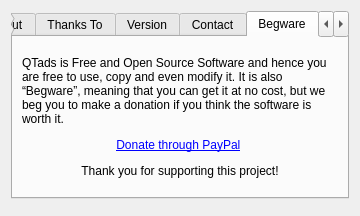
realnc/qtads, file src/aboutqtadsdialog.ui: the form before one commit.
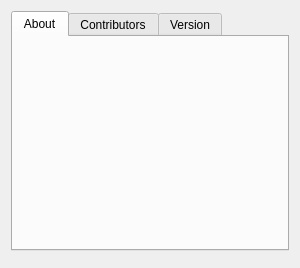
The form after the commit. The open tabs and pages were chosen to show the change. Icons and pictures are not drawn.

Commit message: Simplify the "about" dialog

The edit to the form file:
```diff
--- a/src/aboutqtadsdialog.ui
+++ b/src/aboutqtadsdialog.ui
@@ -25,17 +25,7 @@
           </sizepolicy>
          </property>
          <property name="text">
-          <string>&lt;h3&gt;&lt;a href=&quot;https://realnc.github.io/qtads&quot;&gt;&lt;img src=&quot;:/qtads-logo.png&quot; /&gt;&lt;/a&gt;
-&lt;br&gt;A Multimedia TADS Interpreter&lt;/h3&gt;
-
-&lt;p&gt;
-TADS Copyright © 2013 Michael J. Roberts&lt;br&gt;
-QTads Copyright © 2019 Nikos Chantziaras
-&lt;/p&gt;
-
-&lt;p&gt;
-QTads comes with NO WARRANTY, to the extent permitted by law. You may redistribute copies of QTads under certain terms and conditions. Click on the &amp;ldquo;License&amp;rdquo; tab for more information.
-&lt;/p&gt;</string>
+          <string/>
          </property>
          <property name="alignment">
           <set>Qt::AlignCenter</set>
@@ -55,7 +45,7 @@
      </widget>
      <widget class="QWidget" name="tab_2">
       <attribute name="title">
-       <string>Thanks To</string>
+       <string>Contributors</string>
       </attribute>
       <layout class="QVBoxLayout" name="verticalLayout_3">
        <item>
@@ -141,85 +131,6 @@
        </item>
       </layout>
      </widget>
-     <widget class="QWidget" name="tab_4">
-      <attribute name="title">
-       <string>Contact</string>
-      </attribute>
-      <layout class="QVBoxLayout" name="verticalLayout_5">
-       <item>
-        <widget class="QLabel" name="label">
-         <property name="text">
-          <string>&lt;p&gt;For suggestions, issues, queries, bug reports, or any form of feedback, please contact:&lt;/p&gt;
-
-&lt;p&gt;&amp;nbsp;&amp;nbsp;&lt;a href=&quot;mailto:Nikos Chantziaras &lt;realnc@gmail.com&gt;&quot;&gt;Nikos Chantziaras &amp;lt;realnc@gmail.com&amp;gt;&lt;/a&gt;&lt;/p&gt;
-
-&lt;p&gt;For up to date information about QTads, you can visit its &lt;a href=&quot;https://realnc.github.io/qtads&quot;&gt;homepage&lt;/a&gt;.&lt;/p&gt;</string>
-         </property>
-         <property name="wordWrap">
-          <bool>true</bool>
-         </property>
-         <property name="openExternalLinks">
-          <bool>true</bool>
-         </property>
-         <property name="textInteractionFlags">
-          <set>Qt::LinksAccessibleByKeyboard|Qt::LinksAccessibleByMouse</set>
-         </property>
-        </widget>
-       </item>
-      </layout>
-     </widget>
-     <widget class="QWidget" name="tab_5">
-      <attribute name="title">
-       <string>Begware</string>
-      </attribute>
-      <layout class="QVBoxLayout" name="verticalLayout_6">
-       <item>
-        <widget class="QLabel" name="label_3">
-         <property name="text">
-          <string>&lt;p&gt;QTads is Free and Open Source Software and hence you are free to use, copy and even modify it. It is also &amp;ldquo;Begware&amp;rdquo;, meaning that you can get it at no cost, but we beg you to make a donation if you think the software is worth it.&lt;/p&gt;
-
-&lt;center&gt;&lt;p&gt;
-&lt;a href=&quot;https://www.paypal.com/cgi-bin/webscr?cmd=_s-xclick&amp;hosted_button_id=2S3Y8SMHHHUQL&quot;&gt;Donate through PayPal&lt;/a&gt;
-&lt;/p&gt;
-
-&lt;p&gt;Thank you for supporting this project!&lt;/p&gt;&lt;/center&gt;</string>
-         </property>
-         <property name="wordWrap">
-          <bool>true</bool>
-         </property>
-         <property name="openExternalLinks">
-          <bool>true</bool>
-         </property>
-         <property name="textInteractionFlags">
-          <set>Qt::LinksAccessibleByKeyboard|Qt::LinksAccessibleByMouse</set>
-         </property>
-        </widget>
-       </item>
-      </layout>
-     </widget>
-     <widget class="QWidget" name="tab_6">
-      <attribute name="title">
-       <string>License</string>
-      </attribute>
-      <layout class="QVBoxLayout" name="verticalLayout_7">
-       <item>
-        <widget class="QLabel" name="label_4">
-         <property name="text">
-          <string>&lt;p&gt;You can redistribute and/or modify QTads either under the terms of the &lt;a href=&quot;https://realnc.github.io/qtads/LICENSE.TXT&quot;&gt;HTML TADS Freeware Source Code License&lt;/a&gt;, or under the terms of the &lt;a href=&quot;https://realnc.github.io/qtads/gpl-3.0-standalone.html&quot;&gt;GNU General Public License&lt;/a&gt; as published by the Free Software Foundation (either version 2 of the license, or, at your option, any later version).&lt;/p&gt;</string>
-         </property>
-         <property name="wordWrap">
-          <bool>true</bool>
-         </property>
-         <property name="openExternalLinks">
-          <bool>true</bool>
-         </property>
-         <property name="textInteractionFlags">
-          <set>Qt::LinksAccessibleByKeyboard|Qt::LinksAccessibleByMouse</set>
-         </property>
-        </widget>
-       </item>
-      </layout>
-     </widget>
     </widget>
    </item>
    <item>
```
Left out of the diff: 4 changed lines with no effect on the pictures. The commit also changes 1 other file.
